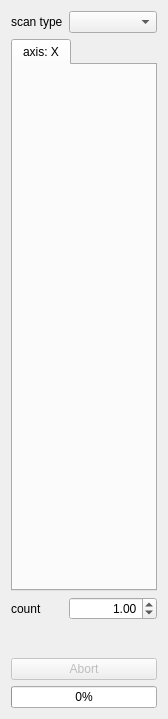
The window that xpaxs/spec/ui/ui_scancontrols.ui (praxes/praxes) describes before a commit, drawn with Qt 5.
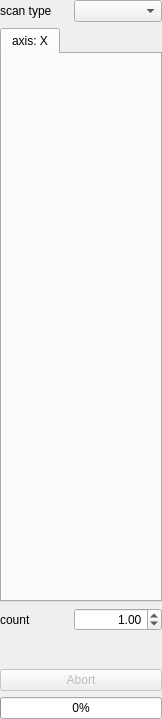
The same window after the commit.

Diff of the .ui file:
```diff
--- a/xpaxs/spec/ui/ui_scancontrols.ui
+++ b/xpaxs/spec/ui/ui_scancontrols.ui
@@ -5,7 +5,7 @@
    <rect>
     <x>0</x>
     <y>0</y>
-    <width>157</width>
+    <width>162</width>
     <height>719</height>
    </rect>
   </property>
@@ -25,6 +25,18 @@
    <string>Form</string>
   </property>
   <layout class="QGridLayout" >
+   <property name="leftMargin" >
+    <number>0</number>
+   </property>
+   <property name="topMargin" >
+    <number>0</number>
+   </property>
+   <property name="rightMargin" >
+    <number>0</number>
+   </property>
+   <property name="bottomMargin" >
+    <number>0</number>
+   </property>
    <item row="0" column="0" >
     <widget class="QLabel" name="scanTypeLabel" >
      <property name="sizePolicy" >
```
